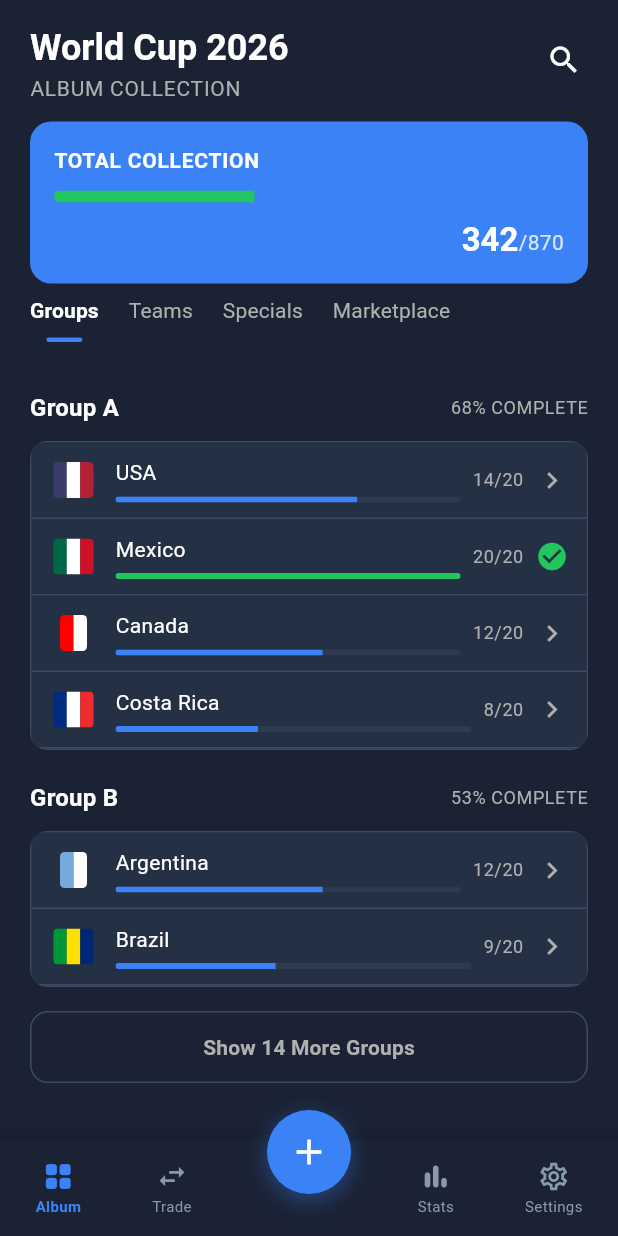
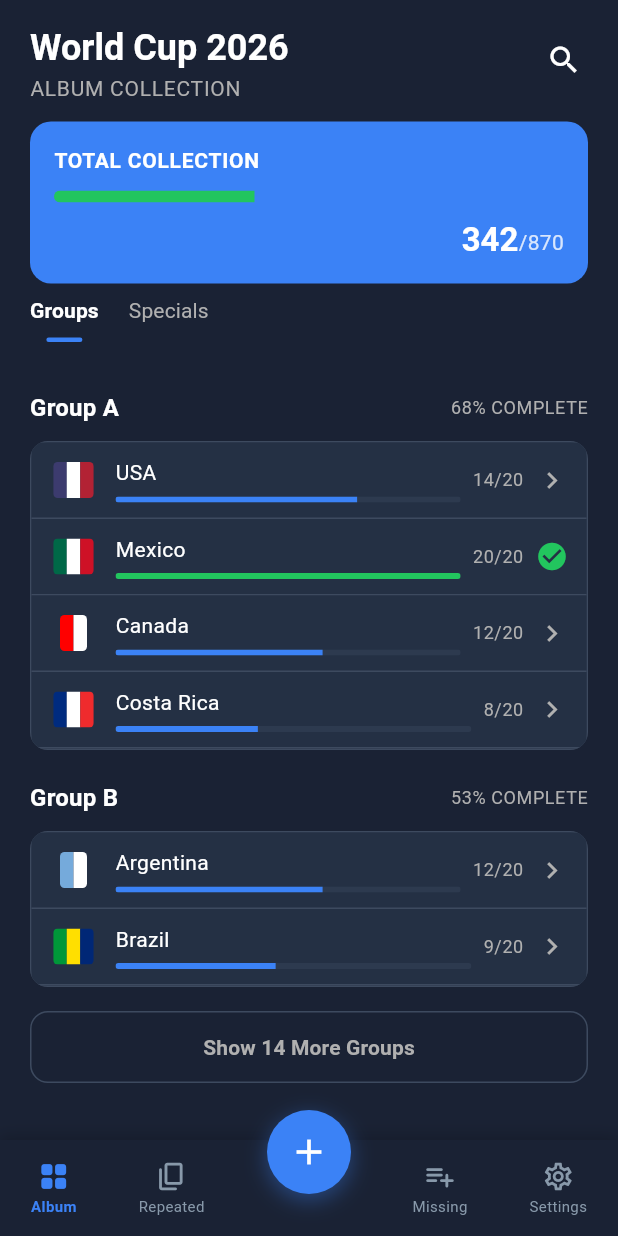
Before and after one commit to Alsahim0420/albumtracker, a Flutter app: the HomePage screen opened directly, on a phone screen of 412 x 824 dp. Run offline on Flutter 3.47's test engine with Material 3 defaults, Android fonts, the phone set to English and light mode, and no system bars.

Commit message:
Refactor home page navigation and add new sticker views
- Updated app constants to replace 'Stats' with 'Repeated' and 'Trade' with 'Missing'.
- Refactored home page to include a new method for body rendering based on selected navigation item.
- Introduced new widgets for displaying repeated and missing stickers.
- Modified bottom navigation to accommodate new navigation items for repeated and missing stickers.
- Removed unused tab labels from home tabs widget.

```diff
--- a/lib/core/constants/app_constants.dart
+++ b/lib/core/constants/app_constants.dart
@@ -65,7 +65,8 @@
   static const String homeShowMoreGroups = 'Show %s More Groups';
   static const String homeNavAlbum = 'Album';
   static const String homeNavTrade = 'Trade';
-  static const String homeNavStats = 'Stats';
+  static const String homeNavRepeated = 'Repeated';
+  static const String homeNavMissing = 'Missing';
   static const String homeNavSettings = 'Settings';
 
   // --- Team detail ---
--- a/lib/features/home/presentation/pages/home_page.dart
+++ b/lib/features/home/presentation/pages/home_page.dart
@@ -9,6 +9,8 @@
 import '../widgets/home_bottom_nav.dart';
 import '../widgets/home_header_v2.dart';
 import '../widgets/home_tabs.dart';
+import '../widgets/missing_stickers_view.dart';
+import '../widgets/repeated_stickers_view.dart';
 import 'team_detail_page.dart';
 import '../widgets/total_collection_card.dart';
 
@@ -35,9 +37,7 @@
     return Scaffold(
       backgroundColor: AppColors.splashBackground,
       body: SafeArea(
-        child: _navIndex == HomeNavItem.settings
-            ? const SettingsPage()
-            : _buildAlbumBody(),
+        child: _buildBody(),
       ),
       bottomNavigationBar: HomeBottomNav(
         currentIndex: _navIndex,
@@ -46,6 +46,19 @@
         showFab: _navIndex == HomeNavItem.album,
       ),
     );
+  }
+
+  Widget _buildBody() {
+    switch (_navIndex) {
+      case HomeNavItem.album:
+        return _buildAlbumBody();
+      case HomeNavItem.repeated:
+        return const RepeatedStickersView();
+      case HomeNavItem.missing:
+        return const MissingStickersView();
+      case HomeNavItem.settings:
+        return const SettingsPage();
+    }
   }
 
   Widget _buildAlbumBody() {
--- a/lib/features/home/presentation/widgets/home_bottom_nav.dart
+++ b/lib/features/home/presentation/widgets/home_bottom_nav.dart
@@ -4,7 +4,7 @@
 import '../../../../core/theme/app_colors.dart';
 
 /// Índice de la pestaña inferior.
-enum HomeNavItem { album, trade, stats, settings }
+enum HomeNavItem { album, repeated, missing, settings }
 
 /// Barra inferior con pestañas y FAB.
 class HomeBottomNav extends StatelessWidget {
@@ -53,17 +53,17 @@
                     onTap: () => onTap?.call(HomeNavItem.album),
                   ),
                   _NavTile(
-                    icon: Icons.swap_horiz,
-                    label: AppConstants.homeNavTrade,
-                    isSelected: currentIndex == HomeNavItem.trade,
-                    onTap: () => onTap?.call(HomeNavItem.trade),
+                    icon: Icons.copy_rounded,
+                    label: AppConstants.homeNavRepeated,
+                    isSelected: currentIndex == HomeNavItem.repeated,
+                    onTap: () => onTap?.call(HomeNavItem.repeated),
                   ),
                   if (showFab) const SizedBox(width: 56),
                   _NavTile(
-                    icon: Icons.bar_chart_rounded,
-                    label: AppConstants.homeNavStats,
-                    isSelected: currentIndex == HomeNavItem.stats,
-                    onTap: () => onTap?.call(HomeNavItem.stats),
+                    icon: Icons.playlist_add_rounded,
+                    label: AppConstants.homeNavMissing,
+                    isSelected: currentIndex == HomeNavItem.missing,
+                    onTap: () => onTap?.call(HomeNavItem.missing),
                   ),
                   _NavTile(
                     icon: Icons.settings_outlined,
--- a/lib/features/home/presentation/widgets/home_tabs.dart
+++ b/lib/features/home/presentation/widgets/home_tabs.dart
@@ -29,21 +29,9 @@
           ),
           const SizedBox(width: 20),
           _TabLabel(
-            label: AppConstants.homeTabTeams,
-            isSelected: selected == HomeTab.teams,
-            onTap: () => onChanged?.call(HomeTab.teams),
-          ),
-          const SizedBox(width: 20),
-          _TabLabel(
             label: AppConstants.homeTabSpecials,
             isSelected: selected == HomeTab.specials,
             onTap: () => onChanged?.call(HomeTab.specials),
-          ),
-          const SizedBox(width: 20),
-          _TabLabel(
-            label: AppConstants.homeTabMarketplace,
-            isSelected: selected == HomeTab.marketplace,
-            onTap: () => onChanged?.call(HomeTab.marketplace),
           ),
         ],
       ),
```
Also changed, not shown: lib/features/home/presentation/widgets/missing_stickers_view.dart (added, +41 -0 lines), lib/features/home/presentation/widgets/repeated_stickers_view.dart (added, +41 -0 lines).
